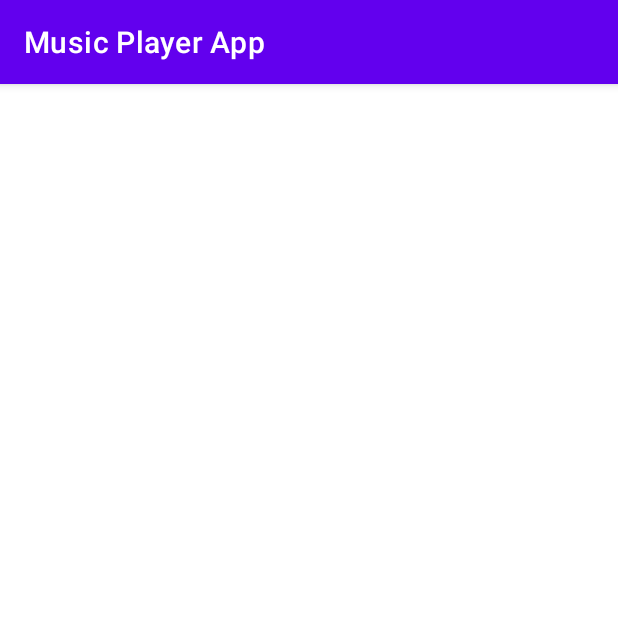
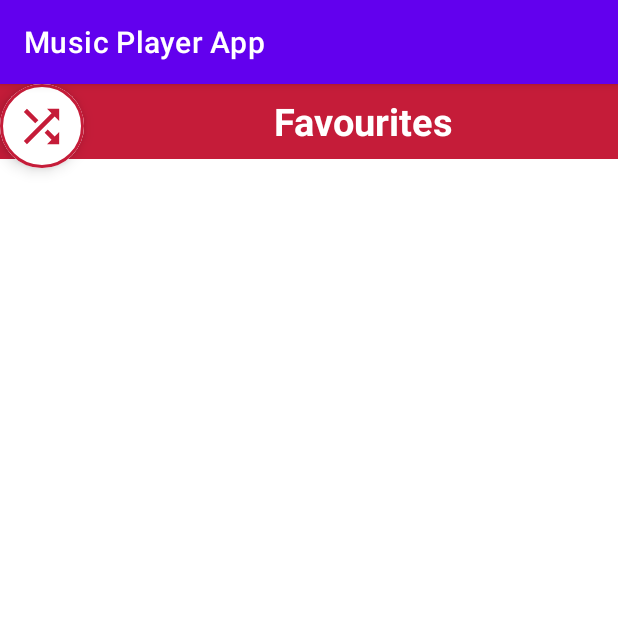
Before and after one commit to 200103522/final_app, an Android app: the FavouritesActivity screen opened directly, with no data from a screen before it, on a phone screen of 412 x 824 dp, the top half of it. Run offline under Robolectric (Android 15) with nearby library versions, the phone set to English and light mode, and no system bars.

Commit message:
app_favourite_activity

```diff
--- a/app/src/main/res/layout/activity_favourites.xml
+++ b/app/src/main/res/layout/activity_favourites.xml
@@ -6,4 +6,45 @@
     android:layout_height="match_parent"
     tools:context=".FavouritesActivity">
 
+    <LinearLayout
+        android:layout_width="match_parent"
+        android:layout_height="wrap_content"
+        android:orientation="horizontal"
+        app:layout_constraintEnd_toEndOf="parent"
+        app:layout_constraintStart_toStartOf="parent"
+        app:layout_constraintTop_toTopOf="parent"
+        android:background="#C51C39">
+
+        <ImageButton
+            android:layout_width="wrap_content"
+            android:layout_height="50dp"
+            android:src="@drawable/back_icon"
+            android:contentDescription="@string/back_btn"
+            android:backgroundTint="@android:color/transparent"
+            android:tint="@color/white"/>
+
+        <TextView
+            android:layout_width="match_parent"
+            android:layout_height="match_parent"
+            android:contentDescription="@string/favourites_btn"
+            android:gravity="center"
+            android:text="@string/favourites_btn"
+            android:textColor="@color/white"
+            android:textSize="25sp"
+            android:textStyle="bold" />
+
+    </LinearLayout>
+
+    <com.google.android.material.floatingactionbutton.ExtendedFloatingActionButton
+        android:layout_width="wrap_content"
+        android:layout_height="wrap_content"
+        android:backgroundTint="@color/white"
+        app:icon="@drawable/shuffle_icon"
+        app:iconSize="35dp"
+        app:iconTint="#C51C39"
+        tools:layout_editor_absoluteX="310dp"
+        tools:layout_editor_absoluteY="617dp"
+        app:strokeWidth="2dp"
+        app:strokeColor="#C51C39"/>
+
 </androidx.constraintlayout.widget.ConstraintLayout>
```
